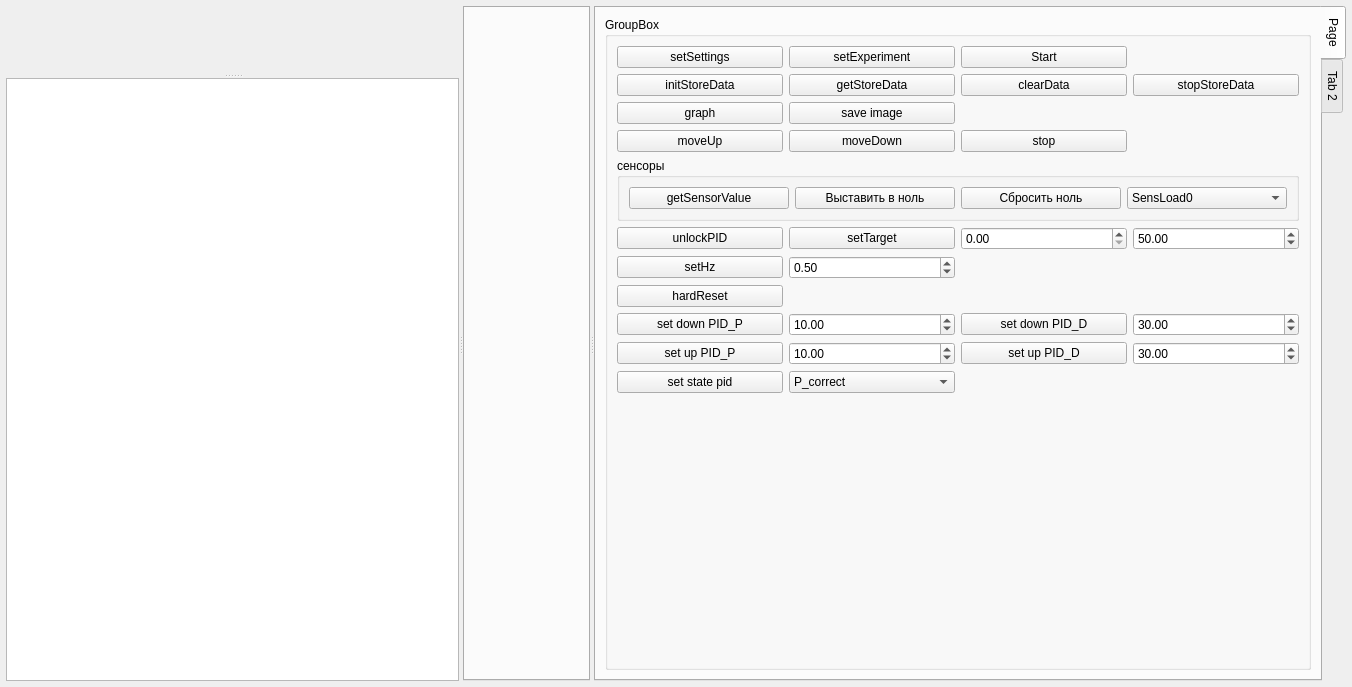
Qt form pg-liga/experimentview.ui (predbannikov/pg-liga) before a commit.
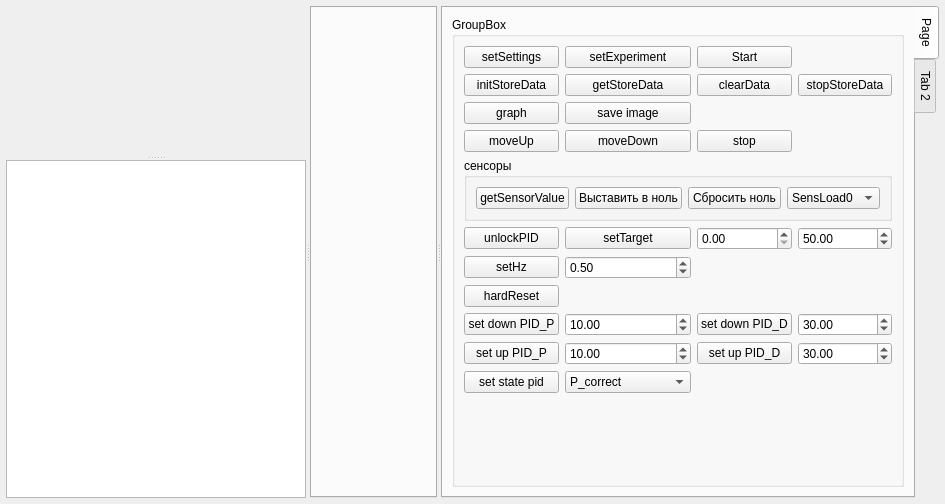
The same form after that commit.

```diff
--- a/pg-liga/experimentview.ui
+++ b/pg-liga/experimentview.ui
@@ -6,8 +6,8 @@
    <rect>
     <x>0</x>
     <y>0</y>
-    <width>1352</width>
-    <height>687</height>
+    <width>923</width>
+    <height>504</height>
    </rect>
   </property>
   <property name="windowTitle">
@@ -66,7 +66,7 @@
           <property name="minimumSize">
            <size>
             <width>300</width>
-            <height>0</height>
+            <height>150</height>
            </size>
           </property>
           <property name="frameShape">
@@ -86,8 +86,8 @@
             <rect>
              <x>0</x>
              <y>0</y>
-             <width>466</width>
-             <height>69</height>
+             <width>300</width>
+             <height>150</height>
             </rect>
            </property>
            <layout class="QVBoxLayout" name="verticalLayout">
```
